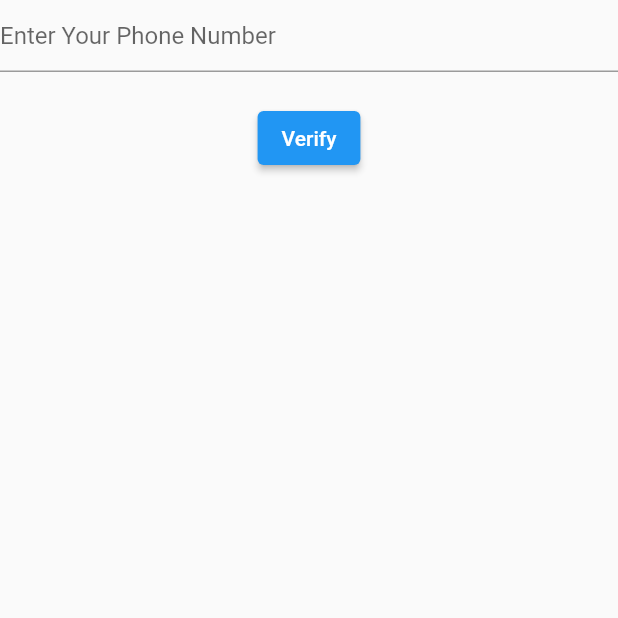
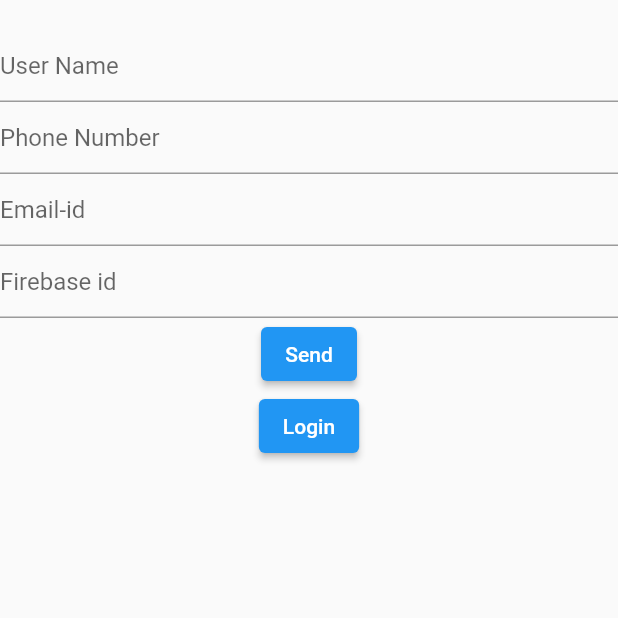
Before and after one commit to DheerajWork/practice_project, a Flutter app: the screen it shows after launch, on a phone screen of 412 x 824 dp, the top half of it. Run offline on Flutter 3.47's test engine with Material 2 defaults, Android fonts, the phone set to English and light mode, and no system bars; our stand-ins replace cloud_firestore, email_validator, firebase_auth, firebase_core, image_cropper, image_picker and 1 more; accounts and stored records are empty.

```diff
--- /dev/null
+++ b/lib/json/model_class/demo.dart
@@ -0,0 +1,19 @@
+
+class DemoClass {
+  String? name;
+  int? id;
+
+  DemoClass({this.name,this.id});
+
+  DemoClass.fromjson(Map<String, dynamic> json){
+    name = json['name'];
+    id = json['id'];
+  }
+
+  Map<String, dynamic> tojson(){
+    final Map<String, dynamic> data = Map<String, dynamic>();
+    data['name'] = this.name;
+    data['id'] = this.id;
+    return data;
+  }
+}
--- a/lib/main.dart
+++ b/lib/main.dart
@@ -3,7 +3,12 @@ import 'package:flutter/material.dart';
 import 'package:practice_project/phone_authentication/phone_authentication.dart';
 import 'package:practice_project/register_api/haha.dart';
 import 'package:practice_project/register_api/login_api.dart';
+import 'package:practice_project/register_api/ocx_login.dart';
+import 'package:practice_project/register_api/ocx_login_2.dart';
+import 'package:practice_project/register_api/ocx_registeration.dart';
 import 'package:practice_project/register_api/register_api.dart';
+import 'package:practice_project/register_api/splash_screen.dart';
+import 'package:practice_project/student/student_model_class.dart';
 import 'package:shared_preferences/shared_preferences.dart';
 import 'package:firebase_core/firebase_core.dart';
 
@@ -26,8 +31,10 @@ class MyApp extends StatelessWidget {
       RegistrationApi.route:(context) =>RegistrationApi(),
       Haha.route:(context) =>Haha(),
       LoginApi.route:(context) =>LoginApi(),
+      OcxLogin.route:(context) =>OcxLogin(),
+      OcxRegister.route : (context) => OcxRegister()
     },
-    home: UserNumberLogin(),
+    home: SplashScreen(),
     );
   }
 }
--- a/lib/register_api/global.dart
+++ b/lib/register_api/global.dart
@@ -1,7 +1,10 @@
+import 'package:practice_project/register_api/ocx_login_model_class.dart';
+
 class Global {
 
   static Map <String, dynamic> userData = {};
 
   static String? uid;
+  static LoginUserData? loginUserData;
 
 }
--- /dev/null
+++ b/lib/register_api/ocx_login_model_class.dart
@@ -0,0 +1,44 @@
+class LoginUserData {
+  String? username;
+  String? phoneNo;
+  String? countryCode;
+  String? image;
+  String? status;
+  String? email;
+  String? firebaseId;
+  String? apiToken;
+
+  LoginUserData(
+      {this.username,
+        this.phoneNo,
+        this.countryCode,
+        this.image,
+        this.status,
+        this.email,
+        this.firebaseId,
+        this.apiToken});
+
+  LoginUserData.fromJson(Map<String, dynamic> json) {
+    username = json['username'];
+    phoneNo = json['phone_no'];
+    countryCode = json['country_code'];
+    image = json['image'];
+    status = json['status'];
+    email = json['email'];
+    firebaseId = json['firebase_id'];
+    apiToken = json['api_token'];
+  }
+
+  Map<String, dynamic> toJson() {
+    final Map<String, dynamic> data = new Map<String, dynamic>();
+    data['username'] = this.username;
+    data['phone_no'] = this.phoneNo;
+    data['country_code'] = this.countryCode;
+    data['image'] = this.image;
+    data['status'] = this.status;
+    data['email'] = this.email;
+    data['firebase_id'] = this.firebaseId;
+    data['api_token'] = this.apiToken;
+    return data;
+  }
+}
--- /dev/null
+++ b/lib/register_api/ocx_registeration.dart
@@ -0,0 +1,152 @@
+import 'dart:convert';
+
+import 'package:flutter/material.dart';
+import 'package:http/http.dart' as http;
+import 'package:practice_project/register_api/global.dart';
+import 'package:practice_project/register_api/haha.dart';
+import 'package:practice_project/register_api/ocx_login.dart';
+import 'package:practice_project/register_api/ocx_login_model_class.dart';
+import 'package:shared_preferences/shared_preferences.dart';
+
+class OcxRegister extends StatefulWidget {
+  static String route = "OcxRegister";
+  @override
+  _OcxRegisterState createState() => _OcxRegisterState();
+}
+
+class _OcxRegisterState extends State<OcxRegister> {
+
+
+  TextEditingController name = TextEditingController();
+  TextEditingController phone = TextEditingController();
+  TextEditingController email = TextEditingController();
+  TextEditingController id = TextEditingController();
+  final _formKey = GlobalKey<FormState>();
+  SharedPreferences? pref;
+
+
+  Future getRegister()async{
+   http.Response response = await http.post(Uri.parse('http://ocx.quiz99.online/api/register'),body: {
+     "username":name.text,
+     "phone_no":phone.text,
+     "country_code":"+91",
+     "image":"jhgjj.png",
+     "email":email.text,
+     "firebase_id":id.text
+   });
+
+
+
+   var registerData = jsonDecode(response.body);
+
+   print(registerData);
+
+   if(registerData['statusCode'] == 200){
+     Global.loginUserData = LoginUserData.fromJson(registerData['data']);
+     pref!.setString("UserDetail", jsonEncode(registerData['data']).toString());
+     Navigator.of(context).pushNamed(Haha.route);
+     print(registerData['message']);
+   } else{
+     print(registerData['message']);
+     SnackBar(content: Text("${registerData['message']}"),);
+
+   }
+ }
+
+ getPref ()async{
+    pref = await SharedPreferences.getInstance();
+ }
+
+ @override
+  void initState() {
+    // TODO: implement initState
+    super.initState();
+    getPref();
+  }
+
+@override
+  void dispose() {
+    // TODO: implement dispose
+    super.dispose();
+    name.dispose();
+    phone.dispose();
+    email.dispose();
+    id.dispose();
+  }
+
+  @override
+  Widget build(BuildContext context) {
+    return Scaffold(
+      body: Form(
+        key: _formKey,
+        child: Column(
+          children: [
+            SizedBox(
+              height: 20,
+            ),
+            TextFormField(
+              controller: name,
+              validator:  (name){
+                if (name!.length == 0) {
+                  return 'Enter name';
+                }
+                return null;
+              },
+              decoration: InputDecoration(
+                hintText: 'User Name'
+              ),
+            ),
+            TextFormField(
+              controller: phone,
+              validator: (phone){
+                    if (phone!.isEmpty) {
+                      return 'Enter Phone Number!';
+                    }
+                    return null;
+                  },
+              decoration: InputDecoration(
+                  hintText: 'Phone Number'
+              ),
+            ),
+            TextFormField(
+              validator: (email){
+                    if (email!.length == 0) {
+                      return 'Enter email!';
+                    } else if ( !RegExp(r"^[a-zA-Z0-9.a-zA-Z0-9.!#$%&'*+-/=?^_`{|}~]+@[a-zA-Z0-9]+\.[a-zA-Z]+").hasMatch(email)) {
+                      return 'Enter a valid email!';
+                    }
+                    return null;
+                  },
+              controller: email,
+              decoration: InputDecoration(
+                  hintText: 'Email-id'
+              ),
+            ),
+            TextField(
+              controller: id,
+              decoration: InputDecoration(
+                  hintText: 'Firebase id'
+              ),
+            ),
+            ElevatedButton(
+              onPressed: ()async{
+                if(_formKey.currentState!.validate()){
+                  print("Validation Successful");
+                  await getRegister();
+                }
+              },
+              child: Text("Send"),
+            ),
+
+            ElevatedButton(
+              onPressed: () {
+                Navigator.of(context).pushNamed(OcxLogin.route);
+              },
+              child: Text("Login"),
+            ),
+          ],
+        ),
+      ),
+    );
+  }
+}
```
Also changed, not shown: lib/register_api/login_api.dart (+12 -13 lines), lib/register_api/ocx_login.dart (added, +89 -0 lines), lib/register_api/ocx_login_2.dart (added, +98 -0 lines), lib/register_api/splash_screen.dart (+32 -17 lines), lib/student/student_model_class.dart (added, +68 -0 lines), pubspec.yaml (+13 -12 lines), pubspec.lock.
